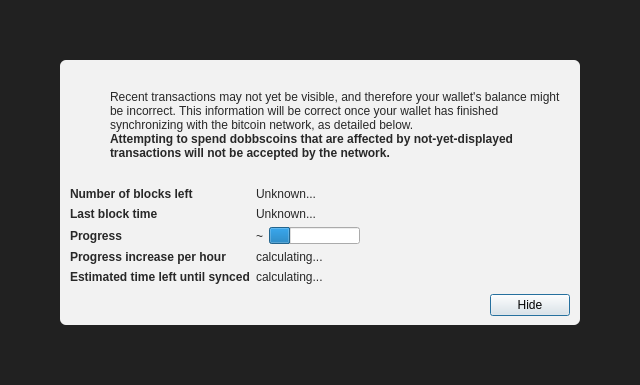
Above: src/qt/forms/modaloverlay.ui from dobbscoin/dobbscoin-source before the change. Below: the same form after it.
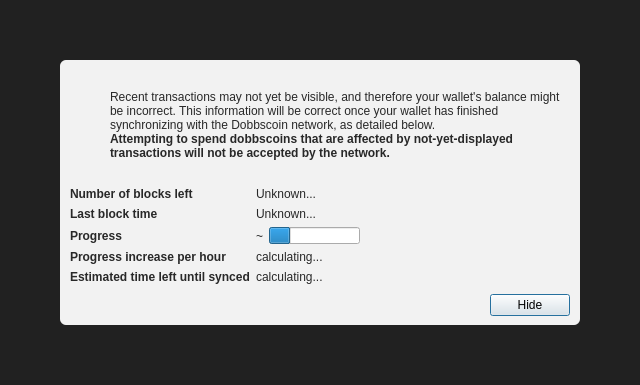
That is the form after the change. Icons and pictures are not drawn.

Commit message:
qt: last Dogecoin names in the GUI
The X11/Wayland window class (qt_argv) said dogecoin-qt, the -help header
said dogecoin-qt, the sync overlay said the bitcoin network, and the string
table named dogecoin-wallet.

The edit to the form file:
```diff
--- a/src/qt/forms/modaloverlay.ui
+++ b/src/qt/forms/modaloverlay.ui
@@ -130,7 +130,7 @@
              <item>
               <widget class="QLabel" name="infoText">
                <property name="text">
-                <string>Recent transactions may not yet be visible, and therefore your wallet's balance might be incorrect. This information will be correct once your wallet has finished synchronizing with the bitcoin network, as detailed below.</string>
+                <string>Recent transactions may not yet be visible, and therefore your wallet's balance might be incorrect. This information will be correct once your wallet has finished synchronizing with the Dobbscoin network, as detailed below.</string>
                </property>
                <property name="textFormat">
                 <enum>Qt::RichText</enum>
```
The commit also changes 3 other files.
